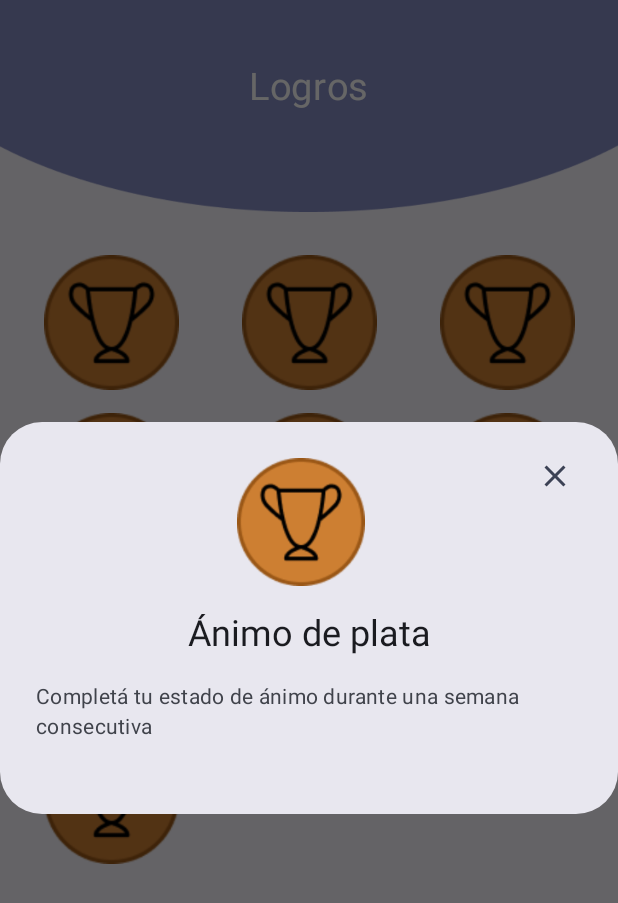
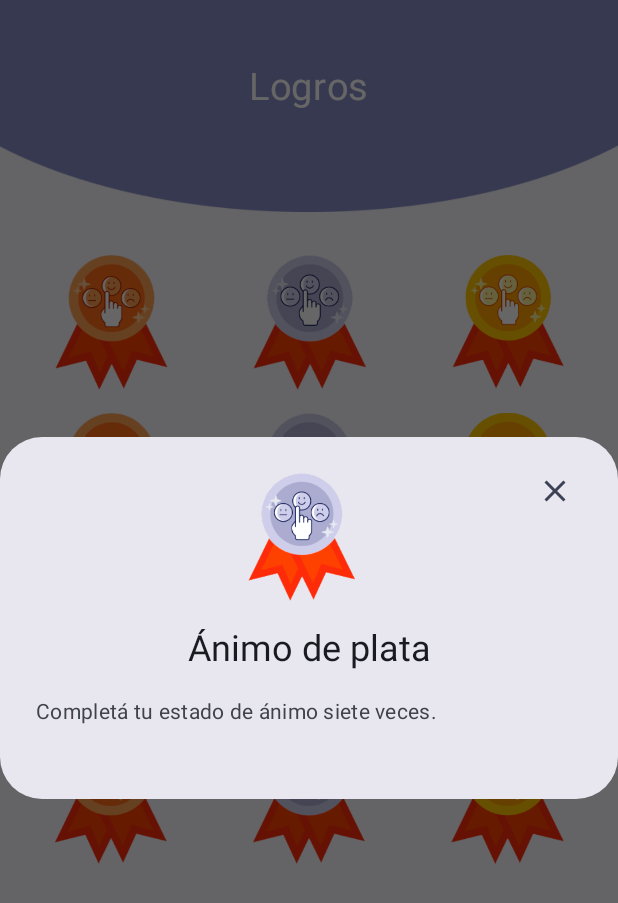
Before and after one commit to ailenaguino/NurAlignMobile, an Android app built with Jetpack Compose: the composable AchievementsScreenComponent shown on its own in the app's theme, after a tap on an icon or button, on a phone screen of 412 x 824 dp. Shown: the top 903 px of the screen. Run offline under Robolectric (Android 15) with nearby library versions, the phone set to English and light mode, and no system bars; 2 statements that could not run were skipped.

Commit message:
Sealed Class Achievements Data with new achievements added

```diff
--- a/app/src/main/java/com/losrobotines/nuralign/feature_achievements/presentation/screens/AchievementsScreenComponent.kt
+++ b/app/src/main/java/com/losrobotines/nuralign/feature_achievements/presentation/screens/AchievementsScreenComponent.kt
@@ -2,6 +2,7 @@ package com.losrobotines.nuralign.feature_achievements.presentation.screens
 
 import android.annotation.SuppressLint
 import androidx.compose.foundation.Image
+import androidx.compose.foundation.background
 import androidx.compose.foundation.clickable
 import androidx.compose.foundation.layout.Arrangement
 import androidx.compose.foundation.layout.Box
@@ -11,6 +12,7 @@ import androidx.compose.foundation.layout.padding
 import androidx.compose.foundation.layout.size
 import androidx.compose.foundation.lazy.grid.GridCells
 import androidx.compose.foundation.lazy.grid.LazyVerticalGrid
+import androidx.compose.foundation.shape.CircleShape
 import androidx.compose.material.icons.Icons
 import androidx.compose.material.icons.filled.Close
 import androidx.compose.material3.AlertDialog
@@ -23,6 +25,8 @@ import androidx.compose.runtime.remember
 import androidx.compose.runtime.setValue
 import androidx.compose.ui.Alignment
 import androidx.compose.ui.Modifier
+import androidx.compose.ui.draw.clip
+import androidx.compose.ui.graphics.Color
 import androidx.compose.ui.res.painterResource
 import androidx.compose.ui.unit.dp
 import androidx.navigation.NavController
@@ -35,25 +39,18 @@ import com.losrobotines.nuralign.ui.shared.SharedComponents
 @Composable
 fun AchievementsScreenComponent(navController: NavController) {
     val achievementsList = listOf(
-        AchievementsData("Ánimo de bronce", "Completá tu estado de ánimo por primera vez"),
-        AchievementsData(
-            "Ánimo de plata",
-            "Completá tu estado de ánimo durante una semana consecutiva"
-        ),
-        AchievementsData("Ánimo de oro", "Completá tu estado de ánimo durante un mes consecutivo"),
-        AchievementsData("Amigo virtual", "Chateá por primera vez con tu acompañante virtual"),
-        AchievementsData("Rutinario", "Completá tu rutina"),
-        AchievementsData("Medicación de bronce", "Completá tu toma de medicación por primera vez"),
-        AchievementsData(
-            "Medicación de plata",
-            "Completá tu toma de medicación durante una semana consecutiva"
-        ),
-        AchievementsData(
-            "Medicación de oro",
-            "Completá tu toma de medicación durante un mes consecutivo"
-        ),
-        AchievementsData("Terapia de bronce", "Completá una sesión de terapia por primera vez"),
-        AchievementsData("Terapia de plata", "Completá siete sesiones de terapia diferentes")
+        AchievementsData.animoBronce,
+        AchievementsData.animoPlata,
+        AchievementsData.animoOro,
+        AchievementsData.medicacionBronce,
+        AchievementsData.medicacionPlata,
+        AchievementsData.medicacionOro,
+        AchievementsData.suenioBronce,
+        AchievementsData.suenioPlata,
+        AchievementsData.suenioOro,
+        AchievementsData.terapiaBronce,
+        AchievementsData.terapiaPlata,
+        AchievementsData.terapiaOro
     )
     SharedComponents().HalfCircleTop("Logros")
     LazyVerticalGrid(
@@ -79,7 +76,7 @@ private fun Achievement(achievement: AchievementsData) {
         Box(contentAlignment = Alignment.CenterStart)
         {
             Image(
-                painterResource(id = R.drawable.achievement_default),
+                painterResource(id = achievement.image),
                 contentDescription = "Achievement ${achievement.name}",
                 modifier = Modifier
                     .size(90.dp)
@@ -92,7 +89,7 @@ private fun Achievement(achievement: AchievementsData) {
                     onDismissRequest = { openAlertDialog = false },
                     dialogTitle = achievement.name,
                     dialogText = achievement.descr,
-                    image = R.drawable.achievement_default
+                    image = achievement.image
                 )
             }
         }
@@ -104,7 +101,7 @@ private fun AchievementAlertDialog(
     onDismissRequest: () -> Unit,
     dialogTitle: String,
     dialogText: String,
-    image: Int
+    image: Int,
 ) {
     AlertDialog(
         icon = {
--- a/app/src/main/java/com/losrobotines/nuralign/feature_achievements/presentation/utils/AchievementsData.kt
+++ b/app/src/main/java/com/losrobotines/nuralign/feature_achievements/presentation/utils/AchievementsData.kt
@@ -1,6 +1,22 @@
 package com.losrobotines.nuralign.feature_achievements.presentation.utils
 
-data class AchievementsData(
+import com.losrobotines.nuralign.R
+
+sealed class AchievementsData(
+    val image: Int,
     val name: String,
     val descr: String
-)
+) {
+    data object animoBronce: AchievementsData (R.drawable.animo_bronce, "Ánimo de bronce", "Completá tu estado de ánimo por primera vez.")
+    data object animoPlata: AchievementsData (R.drawable.animo_plata, "Ánimo de plata", "Completá tu estado de ánimo siete veces.")
+    data object animoOro: AchievementsData (R.drawable.animo_oro, "Ánimo de oro", "Completá tu estado de ánimo treinta veces.")
+    data object suenioBronce: AchievementsData (R.drawable.suenio_bronce, "Sueño de bronce", "Completá tu seguimiento del sueño por primera vez.")
+    data object suenioPlata: AchievementsData (R.drawable.suenio_plata, "Sueño de plata", "Completá tu seguimiento del sueño siete veces.")
+    data object suenioOro: AchievementsData (R.drawable.suenio_oro, "Sueño de oro", "Completá tu seguimiento del sueño treinta veces.")
+    data object medicacionBronce: AchievementsData (R.drawable.medicacion_bronce, "Medicina de bronce", "Completá tu seguimiento de medicación por primera vez.")
+    data object medicacionPlata: AchievementsData (R.drawable.medicacion_plata, "Medicina de plata", "Completá tu seguimiento de medicación siete veces.")
+    data object medicacionOro: AchievementsData (R.drawable.medicacion_oro, "Medicina de oro", "Completá tu seguimiento de medicación treinta veces.")
+    data object terapiaBronce: AchievementsData (R.drawable.terapia_bronce, "Terapia de bronce", "Completá por primera vez una sesión de terapia.")
+    data object terapiaPlata: AchievementsData (R.drawable.terapia_plata, "Terapia de plata", "Completá siete sesiones de terapia.")
+    data object terapiaOro: AchievementsData (R.drawable.terapia_oro, "Terapia de oro", "Completá quince sesiones de terapia.")
+}
```
Also changed, not shown: app/src/main/res/drawable/animo_bronce.png (added), app/src/main/res/drawable/animo_oro.png (added), app/src/main/res/drawable/animo_plata.png (added), app/src/main/res/drawable/medicacion_bronce.png (added), app/src/main/res/drawable/medicacion_oro.png (added), app/src/main/res/drawable/medicacion_plata.png (added), app/src/main/res/drawable/suenio_bronce.png (added), app/src/main/res/drawable/suenio_oro.png (added), app/src/main/res/drawable/suenio_plata.png (added), app/src/main/res/drawable/terapia_bronce.png (added), app/src/main/res/drawable/terapia_oro.png (added), app/src/main/res/drawable/terapia_plata.png (added).
